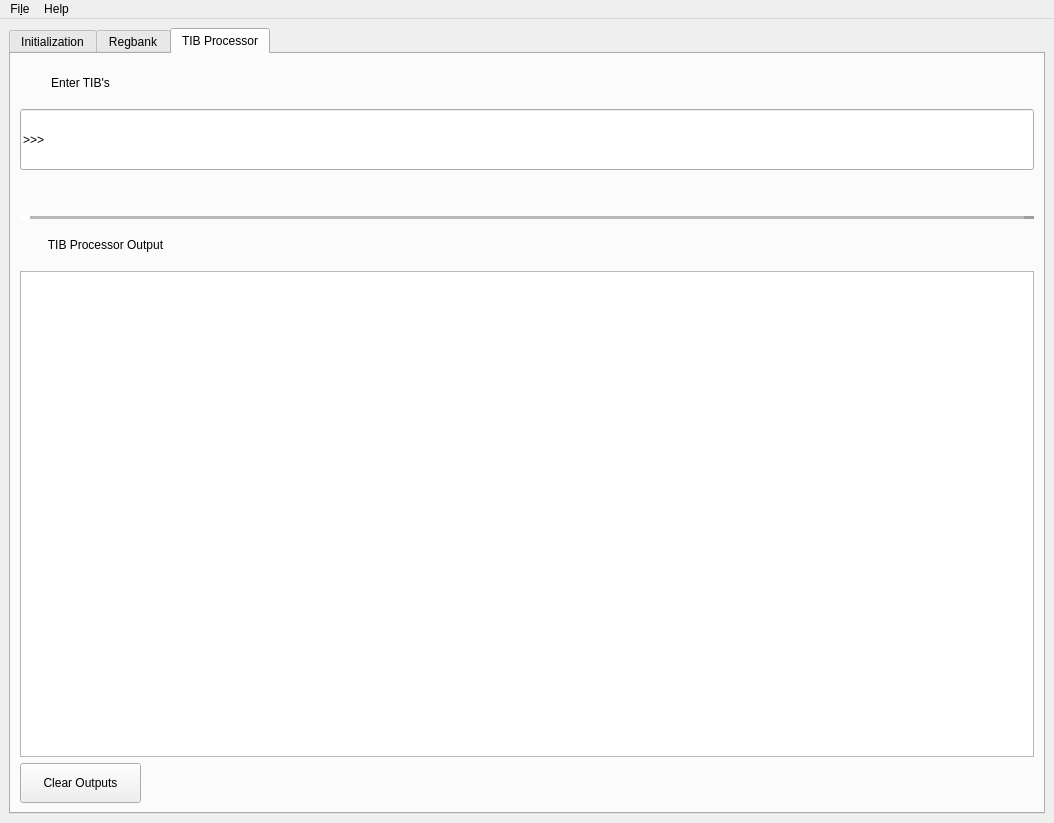
vipersnh/regbank_reader, file client/widgets/regbank_reader_main.ui: the form before one commit.
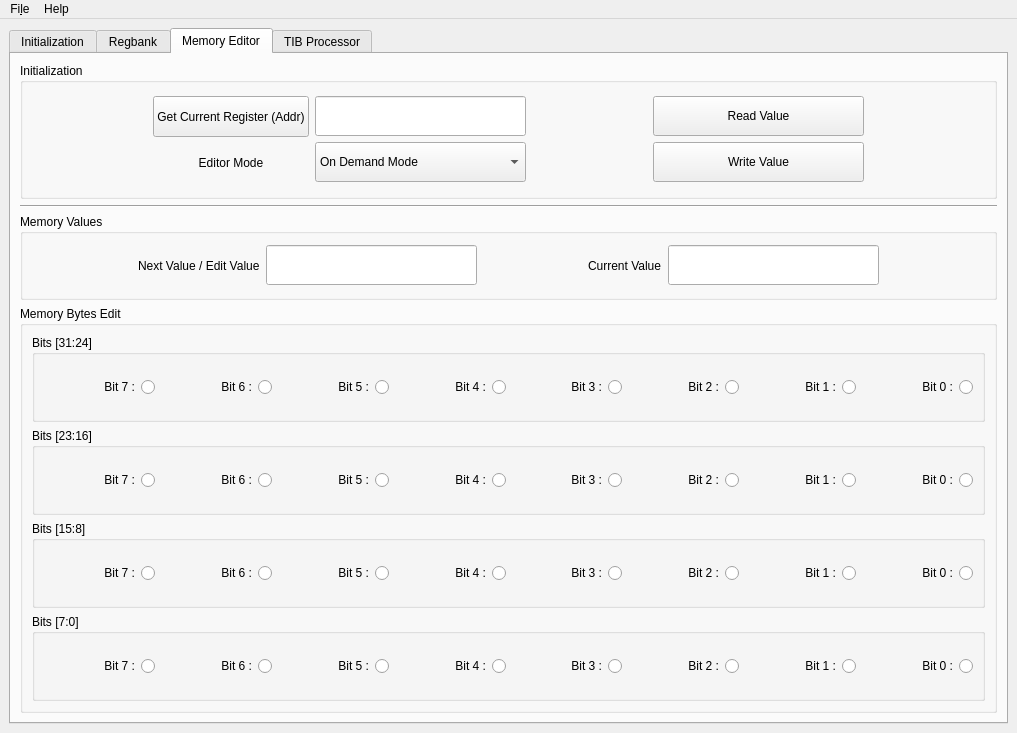
The form after the commit.

What changed in the file:
```diff
--- a/client/widgets/regbank_reader_main.ui
+++ b/client/widgets/regbank_reader_main.ui
@@ -6,8 +6,8 @@
    <rect>
     <x>0</x>
     <y>0</y>
-    <width>1054</width>
-    <height>823</height>
+    <width>1017</width>
+    <height>733</height>
    </rect>
   </property>
   <property name="windowTitle">
@@ -283,33 +283,6 @@
              </property>
             </widget>
            </item>
-           <item row="1" column="0">
-            <layout class="QGridLayout" name="gridLayout_4">
-             <item row="0" column="0">
-              <widget class="QPushButton" name="pushButton_executeTib">
-               <property name="minimumSize">
-                <size>
-                 <width>261</width>
-                 <height>61</height>
-                </size>
-               </property>
-               <property name="text">
-                <string>Execute Selected Tib</string>
-               </property>
-              </widget>
-             </item>
-             <item row="0" column="1">
-              <widget class="QComboBox" name="comboBox_tibList">
-               <property name="minimumSize">
-                <size>
-                 <width>261</width>
-                 <height>61</height>
-                </size>
-               </property>
-              </widget>
-             </item>
-            </layout>
-           </item>
           </layout>
          </widget>
         </item>
@@ -577,197 +550,936 @@
           <property name="frameShape">
            <enum>QFrame::StyledPanel</enum>
           </property>
-          <property name="frameShadow">
-           <enum>QFrame::Raised</enum>
-          </property>
+          <layout class="QVBoxLayout" name="verticalLayout_8">
+           <item>
+            <widget class="QTabWidget" name="tabWidget_registers">
+             <property name="currentIndex">
+              <number>-1</number>
+             </property>
+            </widget>
+           </item>
+          </layout>
          </widget>
         </item>
        </layout>
       </widget>
-      <widget class="QWidget" name="tibProcessorTab">
+      <widget class="QWidget" name="tab">
        <attribute name="title">
-        <string>TIB Processor</string>
+        <string>Memory Editor</string>
        </attribute>
-       <layout class="QVBoxLayout" name="verticalLayout_8">
+       <layout class="QVBoxLayout" name="verticalLayout_15">
         <item>
-         <layout class="QHBoxLayout" name="horizontalLayout_6">
-          <item>
-           <widget class="QLabel" name="label_8">
-            <property name="minimumSize">
-             <size>
-              <width>121</width>
-              <height>40</height>
-             </size>
-            </property>
-            <property name="maximumSize">
-             <size>
-              <width>16777215</width>
-              <height>40</height>
-             </size>
-            </property>
-            <property name="text">
-             <string>Enter TIB's</string>
-            </property>
-            <property name="alignment">
-             <set>Qt::AlignCenter</set>
-            </property>
-           </widget>
-          </item>
-          <item>
-           <spacer name="horizontalSpacer_6">
-            <property name="orientation">
-             <enum>Qt::Horizontal</enum>
-            </property>
-            <property name="sizeHint" stdset="0">
-             <size>
-              <width>505</width>
-              <height>37</height>
-             </size>
-            </property>
-           </spacer>
-          </item>
-         </layout>
-        </item>
-        <item>
-         <widget class="QLineEdit" name="lineEdit">
-          <property name="minimumSize">
+         <widget class="QGroupBox" name="groupBox_5">
+          <property name="sizePolicy">
+           <sizepolicy hsizetype="MinimumExpanding" vsizetype="MinimumExpanding">
+            <horstretch>0</horstretch>
+            <verstretch>0</verstretch>
+           </sizepolicy>
+          </property>
+          <property name="maximumSize">
            <size>
-            <width>0</width>
-            <height>61</height>
+            <width>16777215</width>
+            <height>136</height>
            </size>
           </property>
-          <property name="text">
-           <string>&gt;&gt;&gt;</string>
+          <property name="title">
+           <string>Initialization</string>
           </property>
-          <property name="alignment">
-           <set>Qt::AlignLeading|Qt::AlignLeft|Qt::AlignVCenter</set>
-          </property>
+          <layout class="QGridLayout" name="gridLayout_4">
+           <item row="0" column="0">
+            <layout class="QHBoxLayout" name="horizontalLayout_6">
+             <item>
+              <spacer name="horizontalSpacer_8">
+               <property name="orientation">
+                <enum>Qt::Horizontal</enum>
+               </property>
+               <property name="sizeHint" stdset="0">
+                <size>
+                 <width>57</width>
+                 <height>20</height>
+                </size>
+               </property>
+              </spacer>
+             </item>
+             <item>
+              <layout class="QHBoxLayout" name="horizontalLayout_5">
+               <item>
+                <layout class="QVBoxLayout" name="verticalLayout_9">
+                 <item>
+                  <widget class="QPushButton" name="pushButton_getCurrRegisterAddr">
+                   <property name="minimumSize">
+                    <size>
+                     <width>0</width>
+                     <height>41</height>
+                    </size>
+                   </property>
+                   <property name="text">
+                    <string>Get Current Register (Addr)</string>
+                   </property>
+                  </widget>
+                 </item>
+                 <item>
+                  <widget class="QLabel" name="label_8">
+                   <property name="minimumSize">
+                    <size>
+                     <width>0</width>
+                     <height>40</height>
+                    </size>
+                   </property>
+                   <property name="text">
+                    <string>Editor Mode</string>
+                   </property>
+                   <property name="alignment">
+                    <set>Qt::AlignCenter</set>
+                   </property>
+                  </widget>
+                 </item>
+                </layout>
+               </item>
+               <item>
+                <layout class="QVBoxLayout" name="verticalLayout_10">
+                 <item>
+                  <widget class="QLineEdit" name="lineEdit_memEditorAddr">
+                   <property name="minimumSize">
+                    <size>
+                     <width>211</width>
+                     <height>40</height>
+                    </size>
+                   </property>
+                   <property name="alignment">
+                    <set>Qt::AlignCenter</set>
+                   </property>
+                  </widget>
+                 </item>
+                 <item>
+                  <widget class="QComboBox" name="comboBox_memEditorMode">
+                   <property name="minimumSize">
+                    <size>
+                     <width>211</width>
+                     <height>40</height>
+                    </size>
+                   </property>
+                   <item>
+                    <property name="text">
+                     <string>On Demand Mode</string>
+                    </property>
+                   </item>
+                   <item>
+                    <property name="text">
+                     <string>Live Mode</string>
+                    </property>
+                   </item>
+                  </widget>
+                 </item>
+                </layout>
+               </item>
+              </layout>
+             </item>
+             <item>
+              <spacer name="horizontalSpacer_5">
+               <property name="orientation">
+                <enum>Qt::Horizontal</enum>
+               </property>
+               <property name="sizeHint" stdset="0">
+                <size>
+                 <width>58</width>
+                 <height>20</height>
+                </size>
+               </property>
+              </spacer>
+             </item>
+             <item>
+              <layout class="QVBoxLayout" name="verticalLayout_11">
+               <item>
+                <widget class="QPushButton" name="pushButton_memEditorReadValue">
+                 <property name="minimumSize">
+                  <size>
+                   <width>211</width>
+                   <height>40</height>
+                  </size>
+                 </property>
+                 <property name="text">
+                  <string>Read Value</string>
+                 </property>
+                </widget>
+               </item>
+               <item>
+                <widget class="QPushButton" name="pushButton_memEditorWriteValue">
+                 <property name="minimumSize">
+                  <size>
+                   <width>211</width>
+                   <height>40</height>
+                  </size>
+                 </property>
+                 <property name="text">
+                  <string>Write Value</string>
+                 </property>
+                </widget>
+               </item>
+              </layout>
+             </item>
+             <item>
+              <spacer name="horizontalSpacer_6">
+               <property name="orientation">
+                <enum>Qt::Horizontal</enum>
+               </property>
+               <property name="sizeHint" stdset="0">
+                <size>
+                 <width>72</width>
+                 <height>20</height>
+                </size>
+               </property>
+              </spacer>
+             </item>
+            </layout>
+           </item>
+          </layout>
          </widget>
         </item>
-        <item>
-         <layout class="QHBoxLayout" name="horizontalLayout_5">
-          <item>
-           <spacer name="horizontalSpacer">
-            <property name="orientation">
-             <enum>Qt::Horizontal</enum>
-            </property>
-            <property name="sizeHint" stdset="0">
-             <size>
-              <width>508</width>
-              <height>40</height>
-             </size>
-            </property>
-           </spacer>
-          </item>
-         </layout>
-        </item>
         <item>
          <widget class="Line" name="line">
-          <property name="frameShadow">
-           <enum>QFrame::Raised</enum>
-          </property>
-          <property name="lineWidth">
-           <number>10</number>
-          </property>
-          <property name="midLineWidth">
-           <number>15</number>
-          </property>
           <property name="orientation">
            <enum>Qt::Horizontal</enum>
           </property>
          </widget>
         </item>
         <item>
-         <layout class="QHBoxLayout" name="horizontalLayout_7">
-          <item>
-           <widget class="QLabel" name="label_9">
-            <property name="minimumSize">
-             <size>
-              <width>171</width>
-              <height>40</height>
-             </size>
-            </property>
-            <property name="maximumSize">
-             <size>
-              <width>16777215</width>
-              <height>40</height>
-             </size>
-            </property>
-            <property name="text">
-             <string>TIB Processor Output</string>
-            </property>
-            <property name="alignment">
-             <set>Qt::AlignCenter</set>
-            </property>
-           </widget>
-          </item>
-          <item>
-           <spacer name="horizontalSpacer_5">
-            <property name="orientation">
-             <enum>Qt::Horizontal</enum>
-            </property>
-            <property name="sizeHint" stdset="0">
-             <size>
-              <width>505</width>
-              <height>37</height>
-             </size>
-            </property>
-           </spacer>
-          </item>
-         </layout>
-        </item>
-        <item>
-         <widget class="QPlainTextEdit" name="plainTextEdit_tibOutput">
-          <property name="minimumSize">
+         <widget class="QGroupBox" name="groupBox_6">
+          <property name="sizePolicy">
+           <sizepolicy hsizetype="MinimumExpanding" vsizetype="MinimumExpanding">
+            <horstretch>0</horstretch>
+            <verstretch>0</verstretch>
+           </sizepolicy>
+          </property>
+          <property name="maximumSize">
            <size>
-            <width>921</width>
-            <height>251</height>
+            <width>16777215</width>
+            <height>86</height>
            </size>
           </property>
-          <property name="readOnly">
-           <bool>true</bool>
+          <property name="title">
+           <string>Memory Values</string>
           </property>
-          <property name="backgroundVisible">
-           <bool>false</bool>
+          <layout class="QHBoxLayout" name="horizontalLayout_9">
+           <item>
+            <spacer name="horizontalSpacer_11">
+             <property name="orientation">
+              <enum>Qt::Horizontal</enum>
+             </property>
+             <property name="sizeHint" stdset="0">
+              <size>
+               <width>55</width>
+               <height>17</height>
+              </size>
+             </property>
+            </spacer>
+           </item>
+           <item>
+            <layout class="QHBoxLayout" name="horizontalLayout_8">
+             <item>
+              <widget class="QLabel" name="label_9">
+               <property name="minimumSize">
+                <size>
+                 <width>0</width>
+                 <height>40</height>
+                </size>
+               </property>
+               <property name="text">
+                <string>Next Value / Edit Value</string>
+               </property>
+              </widget>
+             </item>
+             <item>
+              <widget class="QLineEdit" name="lineEdit_memEditorNextValue">
+               <property name="minimumSize">
+                <size>
+                 <width>211</width>
+                 <height>40</height>
+                </size>
+               </property>
+               <property name="alignment">
+                <set>Qt::AlignCenter</set>
+               </property>
+              </widget>
+             </item>
+            </layout>
+           </item>
+           <item>
+            <spacer name="horizontalSpacer_9">
+             <property name="orientation">
+              <enum>Qt::Horizontal</enum>
+             </property>
+             <property name="sizeHint" stdset="0">
+              <size>
+               <width>56</width>
+               <height>17</height>
+              </size>
+             </property>
+            </spacer>
+           </item>
+           <item>
+            <layout class="QHBoxLayout" name="horizontalLayout_7">
+             <item>
+              <widget class="QLabel" name="label_15">
+               <property name="minimumSize">
+                <size>
+                 <width>0</width>
+                 <height>40</height>
+                </size>
+               </property>
+               <property name="text">
+                <string>Current Value</string>
+               </property>
+              </widget>
+             </item>
+             <item>
+              <widget class="QLineEdit" name="lineEdit_memEditorCurrValue">
+               <property name="minimumSize">
+                <size>
+                 <width>211</width>
+                 <height>40</height>
+                </size>
+               </property>
+               <property name="alignment">
+                <set>Qt::AlignCenter</set>
+               </property>
+               <property name="readOnly">
+                <bool>true</bool>
+               </property>
+              </widget>
+             </item>
+            </layout>
+           </item>
+           <item>
+            <spacer name="horizontalSpacer_10">
+             <property name="orientation">
+              <enum>Qt::Horizontal</enum>
+             </property>
+             <property name="sizeHint" stdset="0">
+              <size>
+               <width>55</width>
+               <height>17</height>
+              </size>
+             </property>
+            </spacer>
+           </item>
+          </layout>
+         </widget>
+        </item>
+        <item>
+         <widget class="QGroupBox" name="groupBox_10">
+          <property name="sizePolicy">
+           <sizepolicy hsizetype="Expanding" vsizetype="Expanding">
+            <horstretch>0</horstretch>
+            <verstretch>0</verstretch>
+           </sizepolicy>
           </property>
+          <property name="title">
+           <string>Memory Bytes Edit</string>
+          </property>
+          <layout class="QVBoxLayout" name="verticalLayout_12">
+           <item>
+            <widget class="QGroupBox" name="groupBox_byte_3">
+             <property name="title">
+              <string>Bits [31:24]</string>
+             </property>
+             <layout class="QHBoxLayout" name="horizontalLayout_14">
+              <item>
+               <widget class="QRadioButton" name="radioButton_31">
+                <property name="layoutDirection">
+                 <enum>Qt::RightToLeft</enum>
+                </property>
+                <property name="text">
+                 <string>Bit 7 :</string>
+                </property>
+                <property name="autoExclusive">
+                 <bool>false</bool>
+                </property>
+               </widget>
+              </item>
+              <item>
+               <widget class="QRadioButton" name="radioButton_30">
+                <property name="layoutDirection">
+                 <enum>Qt::RightToLeft</enum>
+                </property>
+                <property name="text">
+                 <string>Bit 6 :</string>
+                </property>
+                <property name="autoExclusive">
+                 <bool>false</bool>
+                </property>
+               </widget>
+              </item>
+              <item>
+               <widget class="QRadioButton" name="radioButton_29">
+                <property name="layoutDirection">
+                 <enum>Qt::RightToLeft</enum>
+                </property>
+                <property name="text">
+                 <string>Bit 5 :</string>
+                </property>
+                <property name="autoExclusive">
+                 <bool>false</bool>
+                </property>
+               </widget>
+              </item>
+              <item>
+               <widget class="QRadioButton" name="radioButton_28">
+                <property name="layoutDirection">
+                 <enum>Qt::RightToLeft</enum>
+                </property>
+                <property name="text">
+                 <string>Bit 4 :</string>
+                </property>
+                <property name="autoExclusive">
+                 <bool>false</bool>
+                </property>
+               </widget>
+              </item>
+              <item>
+               <widget class="QRadioButton" name="radioButton_27">
+                <property name="layoutDirection">
+                 <enum>Qt::RightToLeft</enum>
+                </property>
+                <property name="text">
+                 <string>Bit 3 :</string>
+                </property>
+                <property name="autoExclusive">
+                 <bool>false</bool>
+                </property>
+               </widget>
+              </item>
+              <item>
+               <widget class="QRadioButton" name="radioButton_26">
+                <property name="layoutDirection">
+                 <enum>Qt::RightToLeft</enum>
+                </property>
+                <property name="text">
+                 <string>Bit 2 :</string>
+                </property>
+                <property name="autoExclusive">
+                 <bool>false</bool>
+                </property>
+               </widget>
+              </item>
+              <item>
+               <widget class="QRadioButton" name="radioButton_25">
+                <property name="layoutDirection">
+                 <enum>Qt::RightToLeft</enum>
+                </property>
+                <property name="text">
+                 <string>Bit 1 :</string>
+                </property>
+                <property name="autoExclusive">
+                 <bool>false</bool>
+                </property>
+               </widget>
+              </item>
+              <item>
+               <widget class="QRadioButton" name="radioButton_24">
+                <property name="layoutDirection">
+                 <enum>Qt::RightToLeft</enum>
+                </property>
+                <property name="text">
+                 <string>Bit 0 :</string>
+                </property>
+                <property name="autoExclusive">
+                 <bool>false</bool>
+                </property>
+               </widget>
+              </item>
+             </layout>
+            </widget>
+           </item>
+           <item>
+            <widget class="QGroupBox" name="groupBox_byte_2">
+             <property name="title">
+              <string>Bits [23:16]</string>
+             </property>
+             <layout class="QHBoxLayout" name="horizontalLayout_12">
+              <item>
+               <widget class="QRadioButton" name="radioButton_23">
+                <property name="layoutDirection">
+                 <enum>Qt::RightToLeft</enum>
+                </property>
+                <property name="text">
+                 <string>Bit 7 :</string>
+                </property>
+                <property name="autoExclusive">
+                 <bool>false</bool>
+                </property>
+               </widget>
+              </item>
+              <item>
+               <widget class="QRadioButton" name="radioButton_22">
+                <property name="layoutDirection">
+                 <enum>Qt::RightToLeft</enum>
+                </property>
+                <property name="text">
+                 <string>Bit 6 :</string>
+                </property>
+                <property name="autoExclusive">
+                 <bool>false</bool>
+                </property>
+               </widget>
+              </item>
+              <item>
+               <widget class="QRadioButton" name="radioButton_21">
+                <property name="layoutDirection">
+                 <enum>Qt::RightToLeft</enum>
+                </property>
+                <property name="text">
+                 <string>Bit 5 :</string>
+                </property>
+                <property name="autoExclusive">
+                 <bool>false</bool>
+                </property>
+               </widget>
+              </item>
+              <item>
+               <widget class="QRadioButton" name="radioButton_20">
+                <property name="layoutDirection">
+                 <enum>Qt::RightToLeft</enum>
+                </property>
+                <property name="text">
+                 <string>Bit 4 :</string>
+                </property>
+                <property name="autoExclusive">
+                 <bool>false</bool>
+                </property>
+               </widget>
+              </item>
+              <item>
+               <widget class="QRadioButton" name="radioButton_19">
+                <property name="layoutDirection">
+                 <enum>Qt::RightToLeft</enum>
+                </property>
+                <property name="text">
+                 <string>Bit 3 :</string>
+                </property>
+                <property name="autoExclusive">
+                 <bool>false</bool>
+                </property>
+               </widget>
+              </item>
+              <item>
+               <widget class="QRadioButton" name="radioButton_18">
+                <property name="layoutDirection">
+                 <enum>Qt::RightToLeft</enum>
+                </property>
+                <property name="text">
+                 <string>Bit 2 :</string>
+                </property>
+                <property name="autoExclusive">
+                 <bool>false</bool>
+                </property>
+               </widget>
+              </item>
+              <item>
+               <widget class="QRadioButton" name="radioButton_17">
+                <property name="layoutDirection">
+                 <enum>Qt::RightToLeft</enum>
+                </property>
+                <property name="text">
+                 <string>Bit 1 :</string>
+                </property>
+                <property name="autoExclusive">
+                 <bool>false</bool>
+                </property>
+               </widget>
+              </item>
+              <item>
+               <widget class="QRadioButton" name="radioButton_16">
+                <property name="layoutDirection">
+                 <enum>Qt::RightToLeft</enum>
+                </property>
+                <property name="text">
+                 <string>Bit 0 :</string>
+                </property>
+                <property name="autoExclusive">
+                 <bool>false</bool>
+                </property>
+               </widget>
+              </item>
+             </layout>
+            </widget>
+           </item>
+           <item>
+            <widget class="QGroupBox" name="groupBox_byte_1">
+             <property name="title">
+              <string>Bits [15:8]</string>
+             </property>
+             <layout class="QHBoxLayout" name="horizontalLayout_11">
+              <item>
+               <widget class="QRadioButton" name="radioButton_15">
+                <property name="layoutDirection">
+                 <enum>Qt::RightToLeft</enum>
+                </property>
+                <property name="text">
+                 <string>Bit 7 :</string>
+                </property>
+                <property name="autoExclusive">
+                 <bool>false</bool>
+                </property>
+               </widget>
+              </item>
+              <item>
+               <widget class="QRadioButton" name="radioButton_14">
+                <property name="layoutDirection">
+                 <enum>Qt::RightToLeft</enum>
+                </property>
+                <property name="text">
+                 <string>Bit 6 :</string>
+                </property>
+                <property name="autoExclusive">
+                 <bool>false</bool>
+                </property>
+               </widget>
+              </item>
+              <item>
+               <widget class="QRadioButton" name="radioButton_13">
+                <property name="layoutDirection">
+                 <enum>Qt::RightToLeft</enum>
+                </property>
+                <property name="text">
+                 <string>Bit 5 :</string>
+                </property>
+                <property name="autoExclusive">
+                 <bool>false</bool>
+                </property>
+               </widget>
+              </item>
+              <item>
+               <widget class="QRadioButton" name="radioButton_12">
+                <property name="layoutDirection">
+                 <enum>Qt::RightToLeft</enum>
+                </property>
+                <property name="text">
+                 <string>Bit 4 :</string>
+                </property>
+                <property name="autoExclusive">
+                 <bool>false</bool>
+                </property>
+               </widget>
+              </item>
+              <item>
+               <widget class="QRadioButton" name="radioButton_11">
+                <property name="layoutDirection">
+                 <enum>Qt::RightToLeft</enum>
+                </property>
+                <property name="text">
+                 <string>Bit 3 :</string>
+                </property>
+                <property name="autoExclusive">
+                 <bool>false</bool>
+                </property>
+               </widget>
+              </item>
+              <item>
+               <widget class="QRadioButton" name="radioButton_10">
+                <property name="layoutDirection">
+                 <enum>Qt::RightToLeft</enum>
+                </property>
+                <property name="text">
+                 <string>Bit 2 :</string>
+                </property>
+                <property name="autoExclusive">
+                 <bool>false</bool>
+                </property>
+               </widget>
+              </item>
+              <item>
+               <widget class="QRadioButton" name="radioButton_9">
+                <property name="layoutDirection">
+                 <enum>Qt::RightToLeft</enum>
+                </property>
+                <property name="text">
+                 <string>Bit 1 :</string>
+                </property>
+                <property name="autoExclusive">
+                 <bool>false</bool>
+                </property>
+               </widget>
+              </item>
+              <item>
+               <widget class="QRadioButton" name="radioButton_8">
+                <property name="layoutDirection">
+                 <enum>Qt::RightToLeft</enum>
+                </property>
+                <property name="text">
+                 <string>Bit 0 :</string>
+                </property>
+                <property name="autoExclusive">
+                 <bool>false</bool>
+                </property>
+               </widget>
+              </item>
+             </layout>
+            </widget>
+           </item>
+           <item>
+            <widget class="QGroupBox" name="groupBox_byte_0">
+             <property name="title">
+              <string>Bits [7:0]</string>
+             </property>
+             <layout class="QHBoxLayout" name="horizontalLayout_10">
+              <item>
+               <widget class="QRadioButton" name="radioButton_7">
+                <property name="layoutDirection">
+                 <enum>Qt::RightToLeft</enum>
+                </property>
+                <property name="text">
+                 <string>Bit 7 :</string>
+                </property>
+                <property name="autoExclusive">
+                 <bool>false</bool>
+                </property>
+               </widget>
+              </item>
+              <item>
+               <widget class="QRadioButton" name="radioButton_6">
+                <property name="layoutDirection">
+                 <enum>Qt::RightToLeft</enum>
+                </property>
+                <property name="text">
+                 <string>Bit 6 :</string>
+                </property>
+                <property name="autoExclusive">
+                 <bool>false</bool>
+                </property>
+               </widget>
+              </item>
+              <item>
+               <widget class="QRadioButton" name="radioButton_5">
+                <property name="layoutDirection">
+                 <enum>Qt::RightToLeft</enum>
+                </property>
+                <property name="text">
+                 <string>Bit 5 :</string>
+                </property>
+                <property name="autoExclusive">
+                 <bool>false</bool>
+                </property>
+               </widget>
+              </item>
+              <item>
+               <widget class="QRadioButton" name="radioButton_4">
+                <property name="layoutDirection">
+                 <enum>Qt::RightToLeft</enum>
+                </property>
+                <property name="text">
+                 <string>Bit 4 :</string>
+                </property>
+                <property name="autoExclusive">
+                 <bool>false</bool>
+                </property>
+               </widget>
+              </item>
+              <item>
+               <widget class="QRadioButton" name="radioButton_3">
+                <property name="layoutDirection">
+                 <enum>Qt::RightToLeft</enum>
+                </property>
+                <property name="text">
+                 <string>Bit 3 :</string>
+                </property>
+                <property name="autoExclusive">
+                 <bool>false</bool>
+                </property>
+               </widget>
+              </item>
+              <item>
+               <widget class="QRadioButton" name="radioButton_2">
+                <property name="layoutDirection">
+                 <enum>Qt::RightToLeft</enum>
+                </property>
+                <property name="text">
+                 <string>Bit 2 :</string>
+                </property>
+                <property name="autoExclusive">
+                 <bool>false</bool>
+                </property>
+               </widget>
+              </item>
+              <item>
+               <widget class="QRadioButton" name="radioButton_1">
+                <property name="layoutDirection">
+                 <enum>Qt::RightToLeft</enum>
+                </property>
+                <property name="text">
+                 <string>Bit 1 :</string>
+                </property>
+                <property name="autoExclusive">
+                 <bool>false</bool>
+                </property>
+               </widget>
+              </item>
+              <item>
+               <widget class="QRadioButton" name="radioButton_0">
+                <property name="layoutDirection">
+                 <enum>Qt::RightToLeft</enum>
+                </property>
+                <property name="text">
+                 <string>Bit 0 :</string>
+                </property>
+                <property name="autoExclusive">
+                 <bool>false</bool>
+                </property>
+               </widget>
+              </item>
+             </layout>
+            </widget>
+           </item>
+          </layout>
          </widget>
         </item>
+       </layout>
+      </widget>
+      <widget class="QWidget" name="tibProcessorTab">
+       <attribute name="title">
+        <string>TIB Processor</string>
+       </attribute>
+       <layout class="QVBoxLayout" name="verticalLayout_14">
         <item>
-         <layout class="QHBoxLayout" name="horizontalLayout_4">
-          <item>
-           <widget class="QPushButton" name="clearTibsOutputButton">
-            <property name="minimumSize">
-             <size>
-              <width>121</width>
-              <height>40</height>
-             </size>
-            </property>
-            <property name="maximumSize">
-             <size>
-              <width>16777215</width>
-              <height>40</height>
-             </size>
-            </property>
-            <property name="text">
-             <string>Clear Outputs</string>
-            </property>
-           </widget>
-          </item>
-          <item>
-           <spacer name="horizontalSpacer_7">
-            <property name="orientation">
-             <enum>Qt::Horizontal</enum>
-            </property>
-            <property name="sizeHint" stdset="0">
-             <size>
-              <width>505</width>
-              <height>37</height>
-             </size>
-            </property>
-           </spacer>
-          </item>
-         </layout>
+         <widget class="QGroupBox" name="groupBox_9">
+          <property name="title">
+           <string>TIB Initialization</string>
+          </property>
+          <layout class="QGridLayout" name="gridLayout_27">
+           <item row="0" column="0">
+            <widget class="QPushButton" name="pushButton_loadTibFile">
+             <property name="minimumSize">
+              <size>
+               <width>261</width>
+               <height>61</height>
+              </size>
+             </property>
+             <property name="text">
+              <string>Load TIB file</string>
+             </property>
+            </widget>
+           </item>
+           <item row="1" column="0">
+            <layout class="QGridLayout" name="gridLayout_28">
+             <item row="0" column="0">
+              <widget class="QPushButton" name="pushButton_executeTib">
+               <property name="minimumSize">
+                <size>
+                 <width>261</width>
+                 <height>61</height>
+                </size>
+               </property>
+               <property name="text">
+                <string>Execute Selected Tib</string>
+               </property>
+              </widget>
+             </item>
+             <item row="0" column="1">
+              <widget class="QComboBox" name="comboBox_tibList">
+               <property name="minimumSize">
+                <size>
+                 <width>261</width>
+                 <height>61</height>
+                </size>
+               </property>
+              </widget>
+             </item>
+            </layout>
+           </item>
+          </layout>
+         </widget>
         </item>
+        <item>
+         <widget class="QGroupBox" name="groupBox_7">
+          <property name="title">
+           <string>Enter TIB's</string>
+          </property>
+          <layout class="QGridLayout" name="gridLayout_17">
+           <item row="0" column="0">
+            <widget class="QLineEdit" name="lineEdit_execTibCommand">
+             <property name="minimumSize">
+              <size>
+               <width>0</width>
+               <height>61</height>
+              </size>
+             </property>
+             <property name="text">
+              <string>&gt;&gt;&gt;</string>
+             </property>
+             <property name="alignment">
+              <set>Qt::AlignLeading|Qt::AlignLeft|Qt::AlignVCenter</set>
+             </property>
+            </widget>
+           </item>
+          </layout>
+         </widget>
+        </item>
+        <item>
+         <widget class="QGroupBox" name="groupBox_8">
+          <property name="title">
+           <string>TIB Commands Output</string>
+          </property>
+          <layout class="QVBoxLayout" name="verticalLayout_13">
+           <item>
+            <layout class="QVBoxLayout" name="verticalLayout">
+             <item>
+              <widget class="QPlainTextEdit" name="plainTextEdit_tibOutput">
+               <property name="minimumSize">
+                <size>
+                 <width>921</width>
+                 <height>251</height>
+                </size>
+               </property>
+               <property name="readOnly">
+                <bool>true</bool>
+               </property>
+               <property name="backgroundVisible">
+                <bool>false</bool>
+               </property>
+              </widget>
+             </item>
+             <item>
+              <layout class="QHBoxLayout" name="horizontalLayout_4">
+               <item>
+                <widget class="QPushButton" name="pushButton_clearTibOutputs">
+                 <property name="minimumSize">
+                  <size>
+                   <width>121</width>
+                   <height>40</height>
+                  </size>
+                 </property>
+                 <property name="maximumSize">
+                  <size>
+                   <width>16777215</width>
+                   <height>40</height>
+                  </size>
+                 </property>
+                 <property name="text">
+                  <string>Clear Outputs</string>
+                 </property>
+                </widget>
+               </item>
+               <item>
+                <spacer name="horizontalSpacer_7">
+                 <property name="orientation">
+                  <enum>Qt::Horizontal</enum>
+                 </property>
+                 <property name="sizeHint" stdset="0">
+                  <size>
+                   <width>505</width>
+                   <height>37</height>
+                  </size>
+                 </property>
+                </spacer>
+               </item>
+              </layout>
+             </item>
+            </layout>
+           </item>
+          </layout>
+          <zorder></zorder>
+         </widget>
+        </item>
        </layout>
       </widget>
      </widget>
@@ -779,8 +1491,8 @@
     <rect>
      <x>0</x>
      <y>0</y>
-     <width>1054</width>
-     <height>29</height>
+     <width>1017</width>
+     <height>27</height>
     </rect>
    </property>
    <widget class="QMenu" name="menuFile">
```
Left out of the diff: 123 changed lines with no effect on the pictures.
